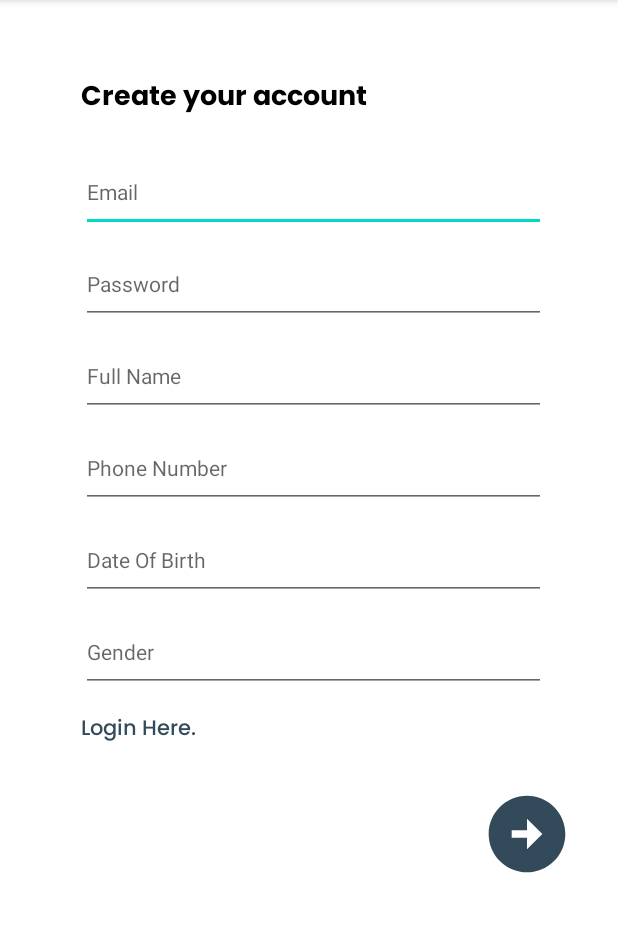
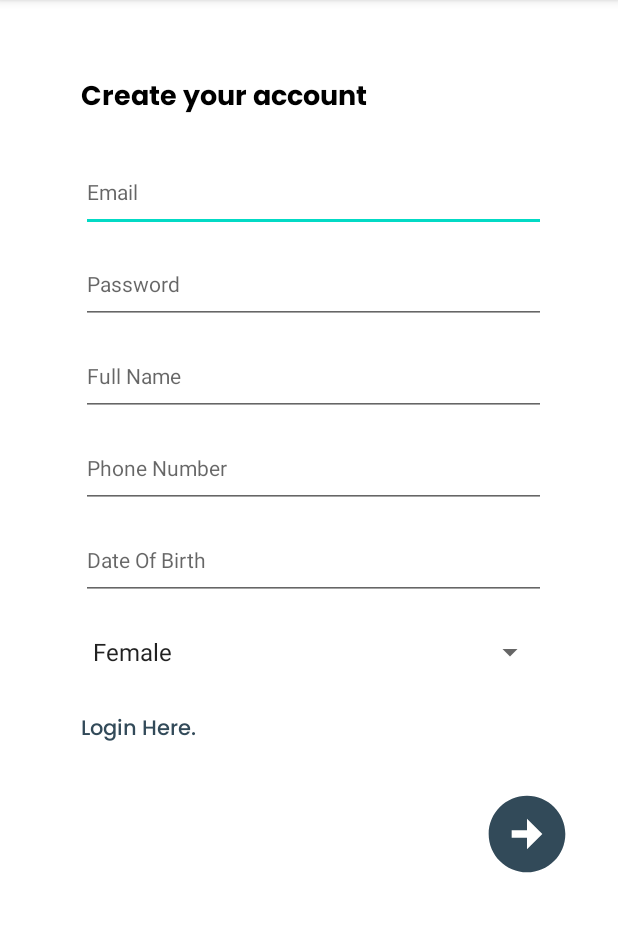
Before and after one commit to jmaydwell1/SpotMe, an Android app: the screen it shows after launch (SignUp), after a tap on "Sign Up Here", on a phone screen of 412 x 824 dp, the part 84-1016 px from its top. Run offline under Robolectric (Android 15) with nearby library versions, the phone set to English and light mode, and no system bars; our stand-ins replace Firebase (no records; nobody signed in at launch, a user with empty details on screens opened directly).

Commit message:
Added spinner dropdown option for gender

`````diff
--- a/app/src/main/java/edu/neu/madcourse/spotme/SignUp.java
+++ b/app/src/main/java/edu/neu/madcourse/spotme/SignUp.java
@@ -1,10 +1,15 @@
 package edu.neu.madcourse.spotme;
 
+import android.app.DatePickerDialog;
 import android.content.Intent;
 import android.os.Bundle;
 import android.util.Log;
 import android.view.View;
+import android.widget.AdapterView;
+import android.widget.ArrayAdapter;
+import android.widget.DatePicker;
 import android.widget.ImageView;
+import android.widget.Spinner;
 import android.widget.TextView;
 import android.widget.Toast;
 
@@ -22,40 +27,42 @@ import com.google.firebase.firestore.DocumentReference;
 import com.google.firebase.messaging.FirebaseMessaging;
 import com.google.firebase.firestore.FirebaseFirestore;
 
+import java.text.SimpleDateFormat;
+import java.util.Calendar;
 import java.util.HashMap;
+import java.util.Locale;
 import java.util.Map;
 
-import edu.neu.madcourse.spotme.database.models.User;
-
-
-public class SignUp extends AppCompatActivity {
+public class SignUp extends AppCompatActivity implements AdapterView.OnItemSelectedListener {
     private TextView emailTv;
     private TextView passwordTv;
     private TextView phoneTv;
     private TextView fullNameTv;
     private TextView loginHereTv;
     private TextView dobTv;
-    private TextView genderTv;
+    private Spinner genderTv;
     private ImageView signUpBtn;
     private FirebaseAuth mAuth;
     private FirebaseFirestore db;
 
+    private final Calendar myCalendar = Calendar.getInstance();
     private static String CLIENT_REGISTRATION_TOKEN;
+    private String SELECTED_GENDER;
     private static final String TAG = "SignUpSpotMe";
+
+    private String[] genders = { "Female", "Male" };
+
 
     protected void onCreate(Bundle savedInstanceState) {
         super.onCreate(savedInstanceState);
         setContentView(R.layout.signup);
         mAuth = FirebaseAuth.getInstance();
         db = FirebaseFirestore.getInstance();
-        System.out.println("ON CREATE");
-
 
     }
 
     @Override
     public void onStart() {
-        System.out.println("ON START");
         super.onStart();
         // Check if user is signed in (non-null) and update UI accordingly.
         FirebaseUser currentUser = mAuth.getCurrentUser();
@@ -72,24 +79,63 @@ public class SignUp extends AppCompatActivity {
         genderTv = findViewById(R.id.genderTv);
         loginHereTv = findViewById(R.id.loginHereTv);
 
+        genderTv.setOnItemSelectedListener(this);
         signUpBtn = findViewById(R.id.signUpBtn);
+
+        ArrayAdapter ad
+                = new ArrayAdapter(
+                this,
+                android.R.layout.simple_spinner_item,
+                genders);
+
+        // set simple layout resource file
+        // for each item of spinner
+        ad.setDropDownViewResource(
+                android.R.layout
+                        .simple_spinner_dropdown_item);
+
+        // Set the ArrayAdapter (ad) data on the
+        // Spinner which binds data to spinner
+        genderTv.setAdapter(ad);
+
+
+        DatePickerDialog.OnDateSetListener date = new DatePickerDialog.OnDateSetListener() {
+
+            @Override
+            public void onDateSet(DatePicker view, int year, int monthOfYear,
+                                  int dayOfMonth) {
+                // TODO Auto-generated method stub
+                myCalendar.set(Calendar.YEAR, year);
+                myCalendar.set(Calendar.MONTH, monthOfYear);
+                myCalendar.set(Calendar.DAY_OF_MONTH, dayOfMonth);
+                updateLabel();
+            }
+
+        };
+
+        dobTv.setOnClickListener(new View.OnClickListener() {
+
+            @Override
+            public void onClick(View v) {
+                new DatePickerDialog(SignUp.this, date, myCalendar
+                        .get(Calendar.YEAR), myCalendar.get(Calendar.MONTH),
+                        myCalendar.get(Calendar.DAY_OF_MONTH)).show();
+            }
+        });
 
         signUpBtn.setOnClickListener(new View.OnClickListener() {
             @Override
             public void onClick(View view) {
-                System.out.println("SIGNN UP BTN");
                 String fullName = fullNameTv.getText().toString();
                 String phone = phoneTv.getText().toString();
                 String email = emailTv.getText().toString();
                 String password = passwordTv.getText().toString();
                 String dob = dobTv.getText().toString();
-                String gender = genderTv.getText().toString();
 
-                if (fullName.isEmpty() || phone.isEmpty() || email.isEmpty() || password.isEmpty() || dob.isEmpty() || gender.isEmpty()) {
+                if (fullName.isEmpty() || phone.isEmpty() || email.isEmpty() || password.isEmpty() || dob.isEmpty()) {
                     Toast.makeText(SignUp.this, "Cannot have any empty field",
                             Toast.LENGTH_SHORT);
                 }
-
                 createAccount(email, password);
 
                 // Get Token
@@ -101,7 +147,7 @@ public class SignUp extends AppCompatActivity {
                         } else {
                             if (CLIENT_REGISTRATION_TOKEN == null) {
                                 CLIENT_REGISTRATION_TOKEN = task.getResult();
-                                writeNewUser(email, CLIENT_REGISTRATION_TOKEN, fullName, phone, dob, gender);                            }
+                                writeNewUser(email, CLIENT_REGISTRATION_TOKEN, fullName, phone, dob);                            }
                             Log.e("CLIENT_REGISTRATION_TOKEN", CLIENT_REGISTRATION_TOKEN);
                         }
                     }
@@ -114,7 +160,6 @@ public class SignUp extends AppCompatActivity {
         loginHereTv.setOnClickListener(new View.OnClickListener() {
             @Override
             public void onClick(View view) {
-                System.out.println("CLICK LOGIN");
                 Intent myIntent = new Intent(SignUp.this, MainActivity.class);
                 SignUp.this.startActivity(myIntent);
             }
@@ -123,19 +168,14 @@ public class SignUp extends AppCompatActivity {
     }
 
 
-    public void writeNewUser(String email, String token, String name, String phone, String dob, String gender) {
-        System.out.println("About to write");
+    public void writeNewUser(String email, String token, String name, String phone, String dob) {
         Map<String, Object> user = new HashMap<>();
         user.put("token", token);
         user.put("name", name);
         user.put("phone", phone);
         user.put("dob", dob);
-        user.put("gender", gender);
+        user.put("gender", SELECTED_GENDER);
         db.collection("users").document(email).set(user);
-
-    }
-    private void hi(View view) {
-        System.out.println("CKICK HI");
     }
 
     private void createAccount(String email, String password) {
@@ -156,9 +196,26 @@ public class SignUp extends AppCompatActivity {
                     }
                 });
     }
+
+    private void updateLabel() {
+        String myFormat = "MM/dd/yy"; //In which you need put here
+        SimpleDateFormat sdf = new SimpleDateFormat(myFormat, Locale.US);
+
+        dobTv.setText(sdf.format(myCalendar.getTime()));
+    }
+
     private void reload() {
         System.out.println("SIGNING OUT````");
         FirebaseAuth.getInstance().signOut();
     }
 
+    @Override
+    public void onItemSelected(AdapterView<?> adapterView, View view, int position, long id) {
+        SELECTED_GENDER = genders[position];
+    }
+
+    @Override
+    public void onNothingSelected(AdapterView<?> adapterView) {
+
+    }
 }
--- a/app/src/main/res/layout-land/signup.xml
+++ b/app/src/main/res/layout-land/signup.xml
@@ -104,12 +104,16 @@
             android:inputType="date"
             android:importantForAutofill="no"
             android:textSize="14sp"
+            android:cursorVisible="false"
+            android:focusable="false"
+            android:focusableInTouchMode="false"
+            android:clickable="false"
             app:layout_constraintEnd_toEndOf="parent"
             app:layout_constraintHorizontal_bias="0.0"
             app:layout_constraintStart_toStartOf="parent"
             app:layout_constraintTop_toBottomOf="@id/phoneTv" />
 
-        <EditText
+        <Spinner
             android:id="@+id/genderTv"
             android:layout_width="610dp"
             android:layout_height="48dp"
--- a/app/src/main/res/layout/signup.xml
+++ b/app/src/main/res/layout/signup.xml
@@ -103,12 +103,16 @@
             android:inputType="date"
             android:importantForAutofill="no"
             android:textSize="14sp"
+            android:cursorVisible="false"
+            android:focusable="false"
+            android:focusableInTouchMode="false"
+            android:clickable="false"
             app:layout_constraintEnd_toEndOf="parent"
             app:layout_constraintHorizontal_bias="0.0"
             app:layout_constraintStart_toStartOf="parent"
             app:layout_constraintTop_toBottomOf="@id/phoneTv" />
 
-        <EditText
+        <Spinner
             android:id="@+id/genderTv"
             android:layout_width="310dp"
             android:layout_height="53dp"
`````
